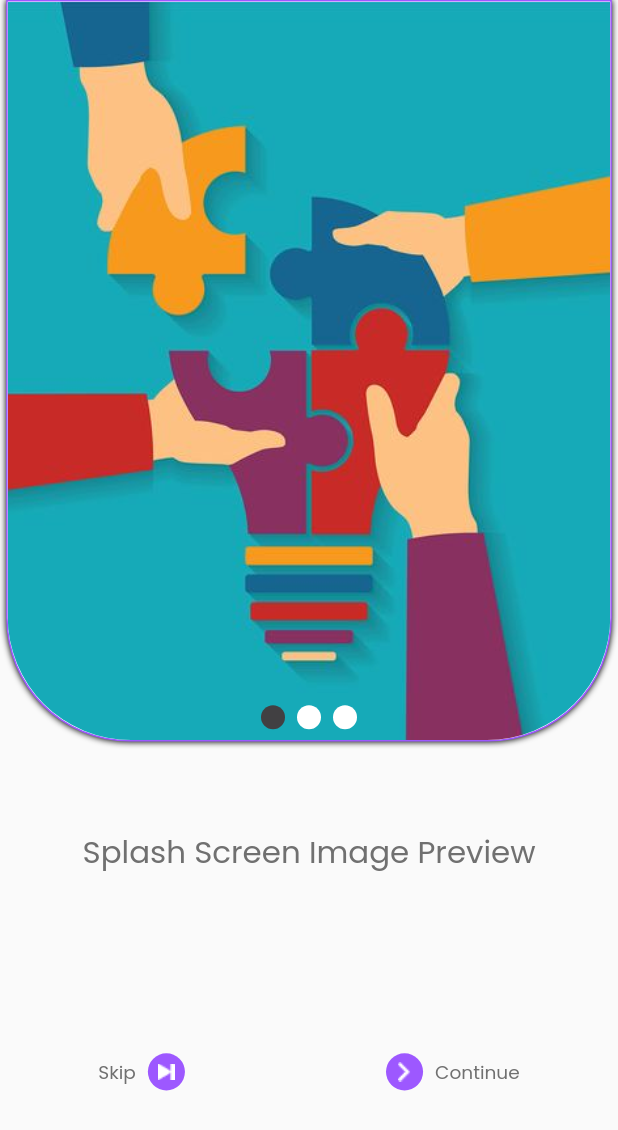
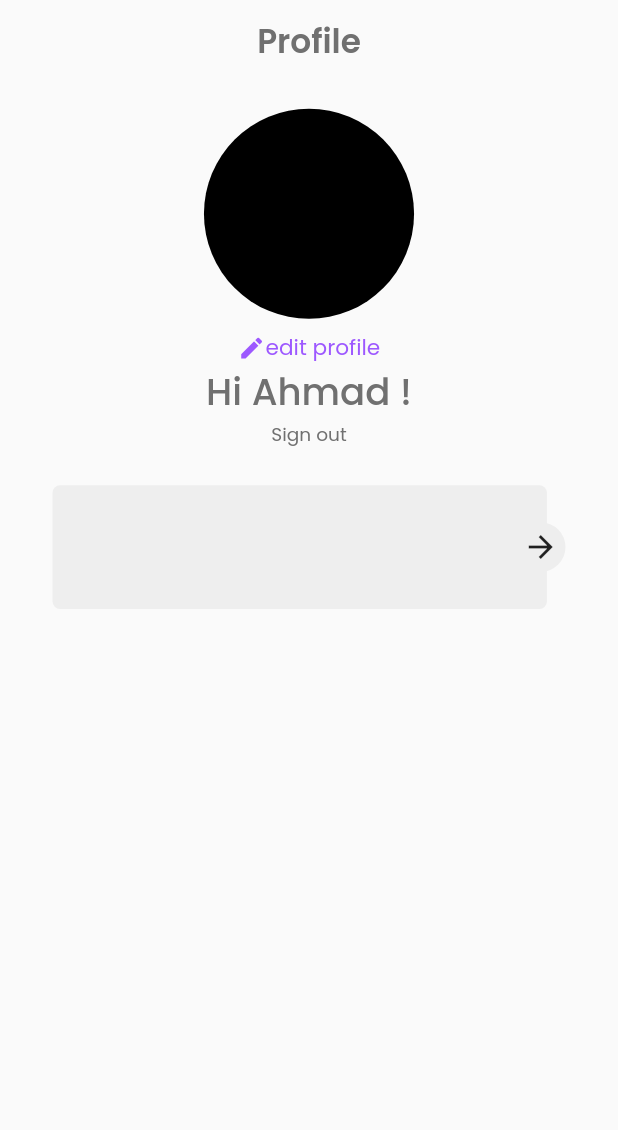
Before and after one commit to ahmad20066/padilni, a Flutter app: the screen it shows after launch, on a phone screen of 412 x 824 dp. Shown: the top 1130 px of the screen. Run offline on Flutter 3.47's test engine with Material 2 defaults, Android fonts, the phone set to English and light mode, and no system bars; drawn by our look-alikes of smooth_page_indicator; our stand-ins replace device_info_plus, dio, flutter_svg, get, google_fonts, pinput and 1 more.

Commit message:
profile processing

```diff
--- a/lib/main.dart
+++ b/lib/main.dart
@@ -2,7 +2,7 @@ import 'dart:io';
 import 'package:flutter/material.dart';
 import 'package:get/get.dart';
 import 'package:padilni/data/remote/diohelper.dart';
-import 'package:padilni/presentation/splashscreen/splash_screen.dart';
+import 'package:padilni/presentation/profile/profile_screen.dart';
 import 'package:padilni/utils/lang/translations.dart';
 import 'package:padilni/utils/local/shared.dart';
 import 'package:padilni/utils/routes/app_routes.dart';
@@ -40,6 +40,6 @@ class MyApp extends StatelessWidget {
           : Get.deviceLocale,
       fallbackLocale: const Locale('ar'),
         debugShowCheckedModeBanner: false,
-        home: SplashScreen());
+        home: ProfileScreen());
   }
 }
--- /dev/null
+++ b/lib/presentation/profile/profile_screen.dart
@@ -0,0 +1,58 @@
+import 'package:flutter/material.dart';
+import 'package:get/get.dart';
+import 'package:padilni/presentation/profile/widgets/custom_profile_list_item.dart';
+import 'package:padilni/utils/colors.dart';
+import 'package:padilni/utils/widgets/get_height.dart';
+
+class ProfileScreen extends StatelessWidget {
+  const ProfileScreen({super.key});
+
+  @override
+  Widget build(BuildContext context) {
+    return  Scaffold(
+      appBar: AppBar(title: Text("Profile".tr,
+      style: Theme.of(context).textTheme.bodyMedium!.copyWith(fontWeight: FontWeight.w600),
+      ),
+      centerTitle: true,
+      backgroundColor: Theme.of(context).scaffoldBackgroundColor,
+      elevation: 0.0,
+      ),
+      body: Column(
+        crossAxisAlignment: CrossAxisAlignment.center,
+        children: [
+          GetHeight(height: Get.height*0.02),
+
+          Center(
+            child: CircleAvatar(radius: Get.width*0.17
+            ,backgroundColor: Colors.black,),
+          ) ,
+
+          GetHeight(height: Get.height*0.01),
+
+            Row( mainAxisAlignment: MainAxisAlignment.center,
+            children: [
+            Icon(Icons.edit , size: Get.width*0.045,color: AppColors.secondaryColor,) ,
+            Text("edit profile".tr , style: Theme.of(context).
+            textTheme.bodySmall!.copyWith(color: AppColors.secondaryColor,
+             fontSize: Get.width*0.035),)
+          ],) ,
+
+             Text("Hi Ahmad !", style: Theme.of(context).textTheme.bodyLarge,) ,
+
+             InkWell(
+              onTap: (){},
+              child: Text("Sign out", style: Theme.of(context).textTheme.bodySmall,)) ,
+
+              GetHeight(height: Get.height*0.03),
+
+              CustomProfileItem()
+
+
+
+
+
+        ],
+      ),
+    );
+  }
+}
--- /dev/null
+++ b/lib/presentation/profile/widgets/custom_profile_list_item.dart
@@ -0,0 +1,44 @@
+import 'package:flutter/material.dart';
+import 'package:get/get.dart';
+
+class CustomProfileItem extends StatelessWidget {
+  const CustomProfileItem({super.key});
+
+  @override
+  Widget build(BuildContext context) {
+    return SizedBox(
+     width: Get.width*0.83,
+        child: Stack(
+        clipBehavior: Clip.none,
+        alignment: Alignment.centerRight,
+        children: [
+
+          SizedBox(
+            width: Get.width*0.83,
+            child: Stack(
+              alignment: Alignment.centerLeft,
+              children: [
+                Container(
+                  decoration: BoxDecoration(
+                    color: Colors.grey[200],
+                    borderRadius: BorderRadius.circular(5)
+                  ),
+                  height: Get.height*0.1,
+                  width: Get.width*0.8,
+                ),
+              ],
+            ),
+          ),
+
+          Container(
+            height: Get.height*0.06,
+            width: Get.width*0.08,
+            decoration: BoxDecoration(color:Colors.grey[200] ,
+            shape: BoxShape.circle),
+            child:Icon(Icons.arrow_forward)
+            ),
+        ]
+      ),
+    );
+  }
+}
--- a/lib/utils/lang/ar.dart
+++ b/lib/utils/lang/ar.dart
@@ -1,16 +1,3 @@
 const Map<String, String> ar = {
-  "call_technician": "اتصل بالفني",
-  "new": "جديد",
-  "enter_details": "ادخل تفاصيلك",
-  "customer_name": "اسم العميل",
-  "type_name": "اكتب الاسم ...",
-  "type_num": "اكتب الرقم ...",
-  "required_field": "حقل اجباري",
-  "floor_num": "رقم الطابق",
-  "apartment_num": "رقم الشقة",
-  "problem_desc": "وصف المشكلة",
-  "type_desc": "اكتب الوصف ...",
-  "assign_to": "اسناد إلى",
-  "problem_level": "مستوى المشكلة",
-  "send": "إرسال",
+ "Profile":"البروفايل"
 };
--- a/lib/utils/lang/en.dart
+++ b/lib/utils/lang/en.dart
@@ -7,5 +7,5 @@ const Map<String, String> English = {
 */
 
 const Map<String, String> en = {
-
+ "Profile":"Profile"
 };
--- a/lib/utils/themes.dart
+++ b/lib/utils/themes.dart
@@ -10,11 +10,11 @@ var theme = ThemeData(
     textTheme: TextTheme(
         bodyLarge: GoogleFonts.poppins(
           color: AppColors.fourthColor,
-          fontSize: Get.width*0.07,
+          fontSize: Get.width*0.06,
         ),
         bodyMedium: GoogleFonts.poppins(
             color: AppColors.fourthColor,
-            fontSize: Get.width*0.05,
+            fontSize: Get.width*0.053,
             fontWeight: FontWeight.normal),
         bodySmall: GoogleFonts.poppins(
             color: AppColors.fourthColor,
```
Also changed, not shown: assets/images/arrow_forward.svg (added), assets/images/heart.svg (added), assets/images/notification.svg (added), assets/images/text.svg (added), assets/images/unlock.svg (added), 1 other file.
